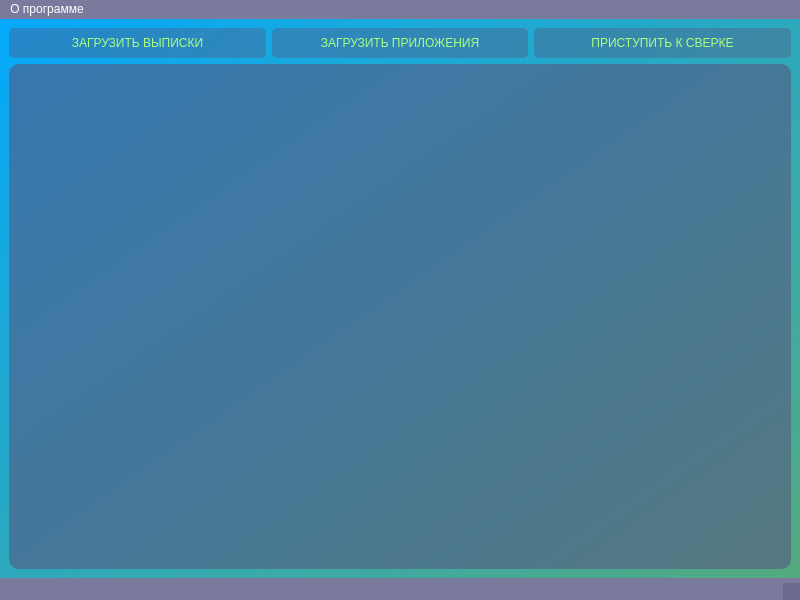
Old version of the form project/MainForm.ui in the repository Bors1k/dohody_two.
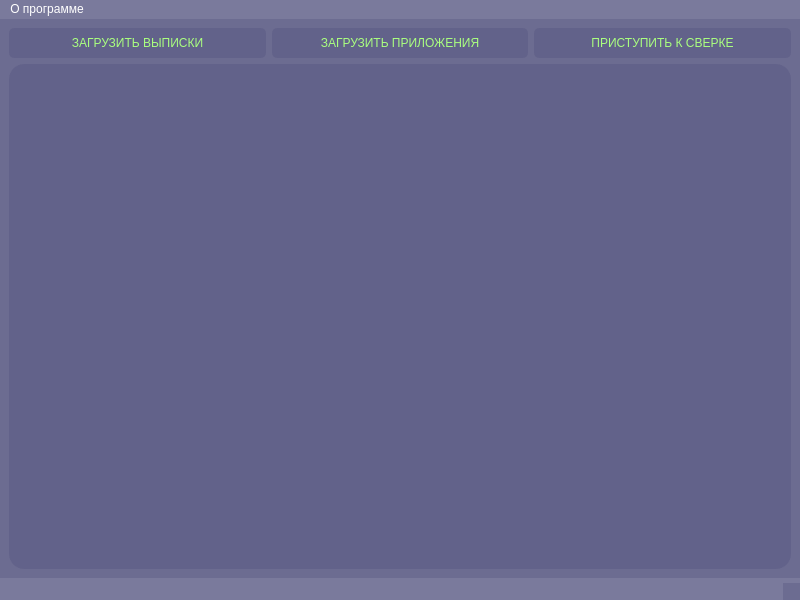
New version of the form.

The edit to the form file:
```diff
--- a/project/MainForm.ui
+++ b/project/MainForm.ui
@@ -18,7 +18,8 @@
   </property>
   <widget class="QWidget" name="centralwidget">
    <property name="styleSheet">
-    <string notr="true">background-color: rgba(85, 85, 127, 50);</string>
+    <string notr="true">QWidget#widget{background-color: rgba(85, 85, 127, 50);};
+</string>
    </property>
    <layout class="QVBoxLayout" name="verticalLayout">
     <property name="spacing">
@@ -40,7 +41,7 @@
      <widget class="QWidget" name="widget" native="true">
       <property name="styleSheet">
        <string notr="true">QWidget#widget{
-background-color: qlineargradient(spread:pad, x1:0, y1:0, x2:1, y2:1, stop:0 rgba(0, 170, 255, 246), stop:1 rgba(85, 170, 127, 255));}</string>
+background-color: qlineargradient(spread:pad, x1:0, y1:0, x2:1, y2:1, stop:0 rgba(0, 170, 255, 246), stop:1 rgba(85, 170, 127, 255));};</string>
       </property>
       <layout class="QVBoxLayout" name="verticalLayout_2">
        <item>
@@ -132,12 +133,9 @@
         </layout>
        </item>
        <item>
-        <widget class="QTextEdit" name="logger">
+        <widget class="QTableWidget" name="tableWidget">
          <property name="styleSheet">
-          <string notr="true">background-color: rgba(85, 85, 127, 150);
-font: 75 12pt &quot;Times New Roman&quot;;
-color: rgb(170, 255, 255);
-border-radius: 10px;</string>
+          <string notr="true">border-radius: 15px</string>
          </property>
         </widget>
        </item>
```
